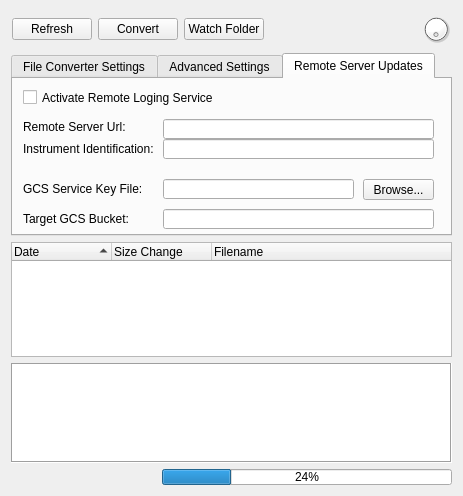
The window that src/mzwatcher/mzWatcherGui.ui (eugenemel/maven) describes before a commit, drawn with Qt 5.
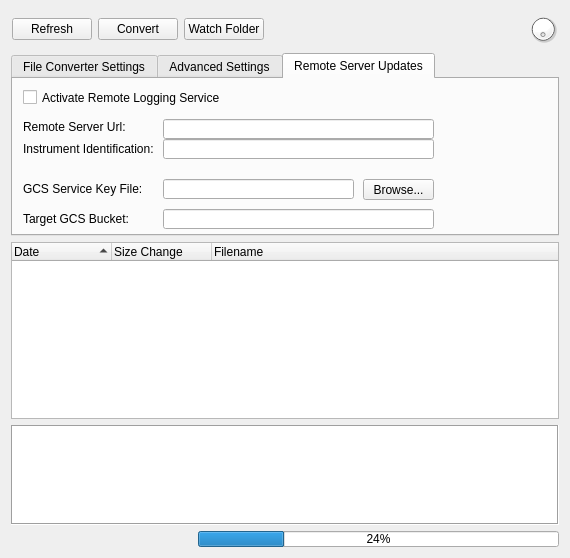
The same window after the commit. The open tabs and pages were chosen to show the change. Icons and pictures are not drawn.

Commit message: Updated UI to fix spelling error.

```diff
--- a/src/mzwatcher/mzWatcherGui.ui
+++ b/src/mzwatcher/mzWatcherGui.ui
@@ -6,8 +6,8 @@
    <rect>
     <x>0</x>
     <y>0</y>
-    <width>463</width>
-    <height>496</height>
+    <width>570</width>
+    <height>558</height>
    </rect>
   </property>
   <property name="sizePolicy">
@@ -457,12 +457,12 @@
         <rect>
          <x>10</x>
          <y>10</y>
-         <width>191</width>
+         <width>511</width>
          <height>17</height>
         </rect>
        </property>
        <property name="text">
-        <string>Activate Remote Loging Service</string>
+        <string>Activate Remote Logging Service</string>
        </property>
       </widget>
       <widget class="QLabel" name="label_11">
```
Left out of the diff: 28 changed lines with no effect on the pictures.
